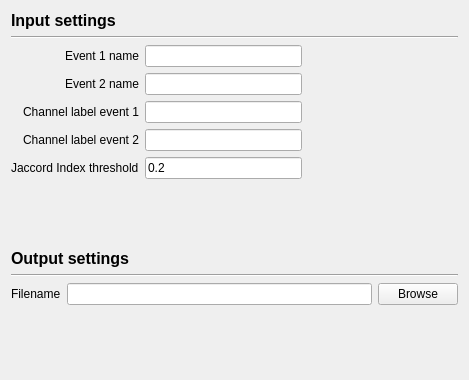
Above: modules/CEAMSModules/PerformanceByEvent/Ui_PerformanceByEventSettingsView.ui from SnoozToolbox/snooz-package-ceams before the change. Below: the same form after it.
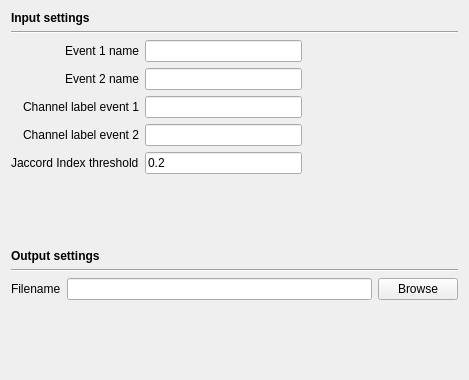
That is the form after the change.

```diff
--- a/modules/CEAMSModules/PerformanceByEvent/Ui_PerformanceByEventSettingsView.ui
+++ b/modules/CEAMSModules/PerformanceByEvent/Ui_PerformanceByEventSettingsView.ui
@@ -20,7 +20,6 @@
       <widget class="QLabel" name="label_5">
        <property name="font">
         <font>
-         <pointsize>12</pointsize>
          <weight>75</weight>
          <bold>true</bold>
         </font>
@@ -221,7 +220,6 @@
       <widget class="QLabel" name="label_4">
        <property name="font">
         <font>
-         <pointsize>12</pointsize>
          <weight>75</weight>
          <bold>true</bold>
         </font>
```
